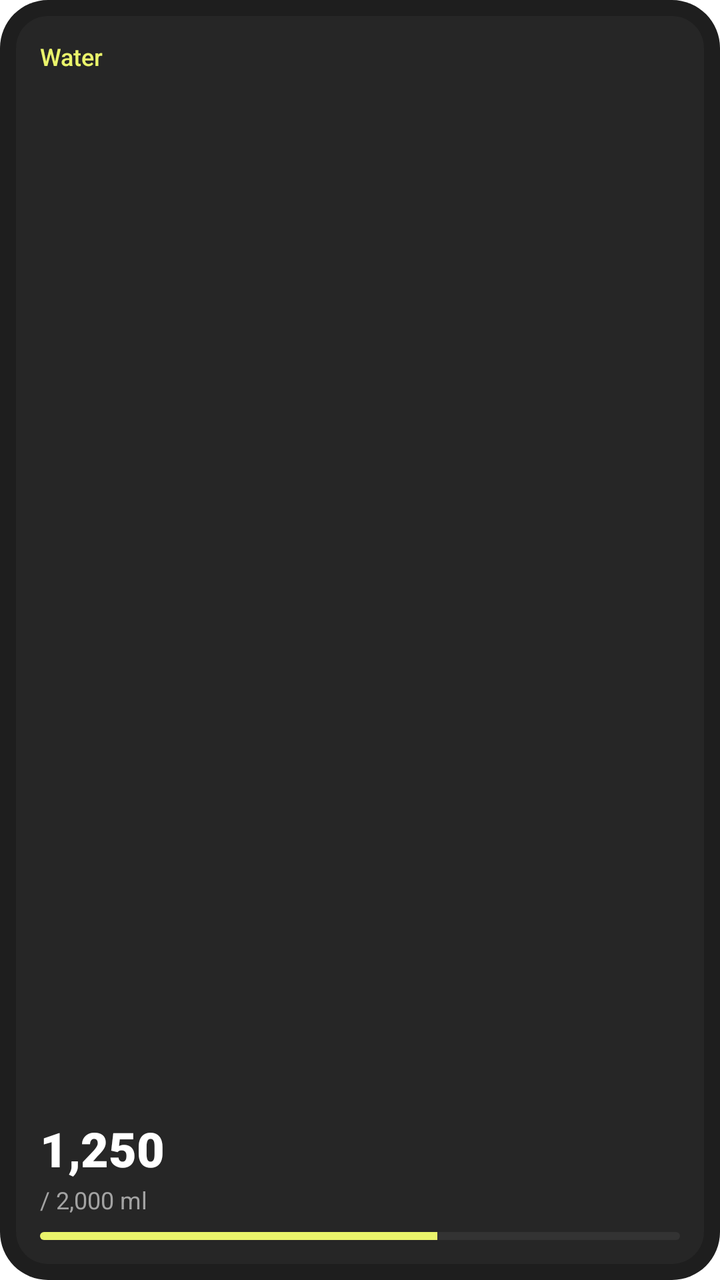
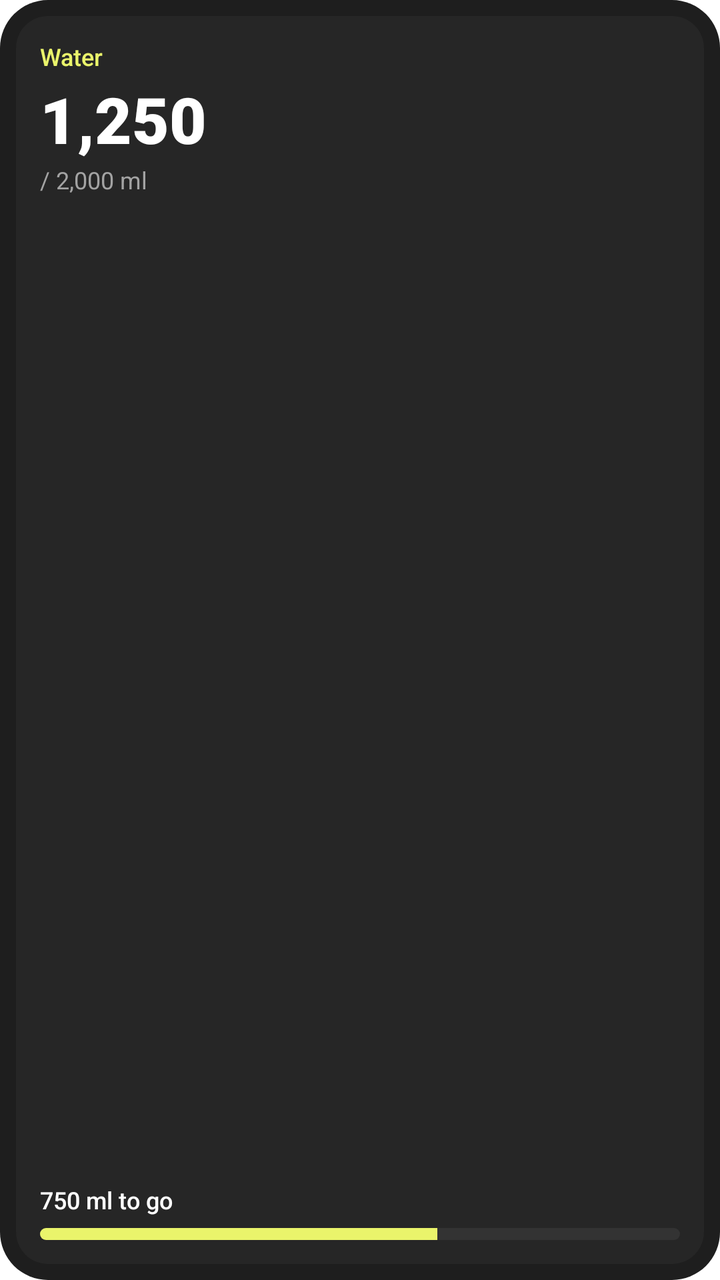

Screens rendered from an Android XML layout before and after an edit, with the pre-edit source and the edit as a unified diff.
<!-- AndroidManifest.xml: fallback theme Theme.MaterialComponents.DayNight.NoActionBar -->
<!-- res/layout/widget_water.xml -->
<?xml version="1.0" encoding="utf-8"?>
<LinearLayout xmlns:android="http://schemas.android.com/apk/res/android"
  android:id="@android:id/background"
  android:layout_width="match_parent"
  android:layout_height="match_parent"
  android:background="@drawable/widget_bg"
  android:orientation="horizontal"
  android:padding="@dimen/widget_padding">

  <LinearLayout
    android:id="@+id/water_cell"
    android:layout_width="0dp"
    android:layout_height="match_parent"
    android:layout_weight="1"
    android:background="@drawable/widget_cell_bg"
    android:orientation="vertical"
    android:padding="@dimen/widget_cell_padding">

    <TextView
      android:id="@+id/water_label"
      android:layout_width="match_parent"
      android:layout_height="wrap_content"
      android:ellipsize="end"
      android:fontFamily="sans-serif-medium"
      android:maxLines="1"
      android:text="@string/widget_water"
      android:textColor="@color/widget_accent"
      android:textSize="12sp" />

    <FrameLayout
      android:layout_width="match_parent"
      android:layout_height="0dp"
      android:layout_weight="1" />

    <TextView
      android:id="@+id/water_value"
      android:layout_width="match_parent"
      android:layout_height="wrap_content"
      android:ellipsize="end"
      android:fontFamily="sans-serif-black"
      android:includeFontPadding="false"
      android:maxLines="1"
      android:text="@string/widget_sample_water"
      android:textColor="@color/widget_text"
      android:textSize="24sp" />

    <TextView
      android:id="@+id/water_total"
      android:layout_width="match_parent"
      android:layout_height="wrap_content"
      android:layout_marginTop="2dp"
      android:ellipsize="end"
      android:maxLines="1"
      android:text="@string/widget_sample_water_total"
      android:textColor="@color/widget_text_secondary"
      android:textSize="12sp" />

    <ProgressBar
      android:id="@+id/water_progress"
      style="?android:attr/progressBarStyleHorizontal"
      android:layout_width="match_parent"
      android:layout_height="4dp"
      android:layout_marginTop="8dp"
      android:max="1000"
      android:progress="620"
      android:progressDrawable="@drawable/widget_progress" />
  </LinearLayout>
</LinearLayout>
<!-- resources referenced by this layout -->
<resources>
  <color name="widget_accent">#EAF46B</color>
  <color name="widget_text">#FFFFFF</color>
  <color name="widget_text_secondary">#A3A3A3</color>
  <dimen name="widget_cell_padding">12dp</dimen>
  <dimen name="widget_padding">8dp</dimen>
  <!-- drawable widget_bg (drawable) -->
  <?xml version="1.0" encoding="utf-8"?>
  <shape xmlns:android="http://schemas.android.com/apk/res/android" android:shape="rectangle">
    <solid android:color="@color/widget_background" />
    <corners android:radius="@dimen/widget_radius" />
  </shape>
  <!-- drawable widget_cell_bg (drawable) -->
  <?xml version="1.0" encoding="utf-8"?>
  <shape xmlns:android="http://schemas.android.com/apk/res/android" android:shape="rectangle">
    <solid android:color="@color/widget_surface" />
    <corners android:radius="@dimen/widget_cell_radius" />
  </shape>
  <!-- drawable widget_progress (drawable) -->
  <?xml version="1.0" encoding="utf-8"?>
  <layer-list xmlns:android="http://schemas.android.com/apk/res/android">
    <item android:id="@android:id/background">
      <shape>
        <solid android:color="@color/widget_track" />
        <corners android:radius="2dp" />
      </shape>
    </item>
    <item android:id="@android:id/progress">
      <clip>
        <shape>
          <solid android:color="@color/widget_accent" />
          <corners android:radius="2dp" />
        </shape>
      </clip>
    </item>
  </layer-list>
  <string name="widget_sample_water">1,250</string>
  <string name="widget_sample_water_total">/ 2,000 ml</string>
  <string name="widget_water">Water</string>
  <color name="widget_background">#F2121212</color>
  <dimen name="widget_radius">24dp</dimen>
  <color name="widget_surface">#262626</color>
  <dimen name="widget_cell_radius">16dp</dimen>
  <color name="widget_track">#333333</color>
</resources>

<!-- the commit's change to res/layout/widget_water.xml (unified diff, before → after) -->
@@ -27,22 +27,18 @@
       android:textColor="@color/widget_accent"
       android:textSize="12sp" />
 
-    <FrameLayout
-      android:layout_width="match_parent"
-      android:layout_height="0dp"
-      android:layout_weight="1" />
-
     <TextView
       android:id="@+id/water_value"
       android:layout_width="match_parent"
       android:layout_height="wrap_content"
+      android:layout_marginTop="6dp"
       android:ellipsize="end"
       android:fontFamily="sans-serif-black"
       android:includeFontPadding="false"
       android:maxLines="1"
       android:text="@string/widget_sample_water"
       android:textColor="@color/widget_text"
-      android:textSize="24sp" />
+      android:textSize="32sp" />
 
     <TextView
       android:id="@+id/water_total"
@@ -55,12 +51,28 @@
       android:textColor="@color/widget_text_secondary"
       android:textSize="12sp" />
 
+    <FrameLayout
+      android:layout_width="match_parent"
+      android:layout_height="0dp"
+      android:layout_weight="1" />
+
+    <TextView
+      android:id="@+id/water_note"
+      android:layout_width="match_parent"
+      android:layout_height="wrap_content"
+      android:ellipsize="end"
+      android:fontFamily="sans-serif-medium"
+      android:maxLines="1"
+      android:text="@string/widget_sample_water_note"
+      android:textColor="@color/widget_text"
+      android:textSize="12sp" />
+
     <ProgressBar
       android:id="@+id/water_progress"
       style="?android:attr/progressBarStyleHorizontal"
       android:layout_width="match_parent"
-      android:layout_height="4dp"
-      android:layout_marginTop="8dp"
+      android:layout_height="6dp"
+      android:layout_marginTop="6dp"
       android:max="1000"
       android:progress="620"
       android:progressDrawable="@drawable/widget_progress" />
<!-- resource entries referenced after the edit -->
@@ -23,19 +23,20 @@
     <item android:id="@android:id/background">
       <shape>
         <solid android:color="@color/widget_track" />
-        <corners android:radius="2dp" />
+        <corners android:radius="3dp" />
       </shape>
     </item>
     <item android:id="@android:id/progress">
       <clip>
         <shape>
           <solid android:color="@color/widget_accent" />
-          <corners android:radius="2dp" />
+          <corners android:radius="3dp" />
         </shape>
       </clip>
     </item>
   </layer-list>
   <string name="widget_sample_water">1,250</string>
+  <string name="widget_sample_water_note">750 ml to go</string>
   <string name="widget_sample_water_total">/ 2,000 ml</string>
   <string name="widget_water">Water</string>
   <color name="widget_background">#F2121212</color>
